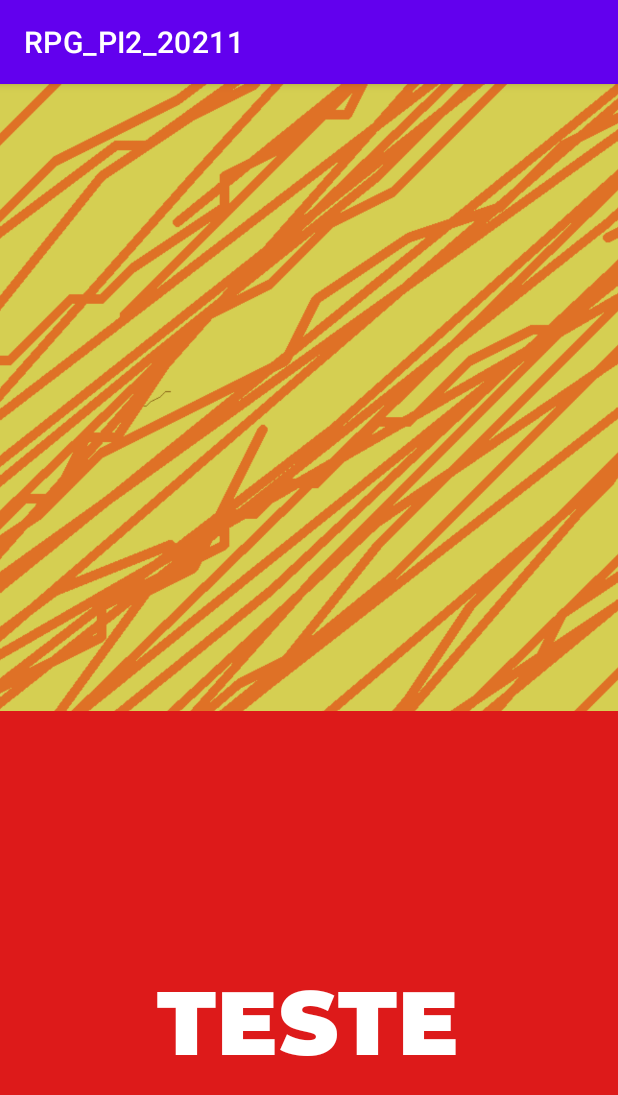
After one commit to ricardolew/IESB_PI2_2021_1, an Android app: the fragment OnboardingFirstFragment shown on its own in the app's theme, on a phone screen of 412 x 824 dp. The commit adds this screen. Shown: the top 1095 px of the screen. Run offline under Robolectric (Android 15) with nearby library versions, the phone set to English and light mode, and no system bars.

Commit message:
teste onboarding

```diff
--- a/app/build.gradle
+++ b/app/build.gradle
@@ -3,6 +3,7 @@ plugins {
     id 'kotlin-android'
     id 'kotlin-android-extensions'
     id 'com.google.gms.google-services'
+
 }
 
 android {
@@ -50,4 +51,5 @@ dependencies {
     testImplementation 'junit:junit:4.+'
     androidTestImplementation 'androidx.test.ext:junit:1.1.2'
     androidTestImplementation 'androidx.test.espresso:espresso-core:3.3.0'
+
 }
--- /dev/null
+++ b/app/src/main/java/br/iesb/mobile/rpg_pi2_20211/ui/fragment/onboarding/screen/OnboardingFirstFragment.kt
@@ -0,0 +1,23 @@
+package br.iesb.mobile.rpg_pi2_20211.ui.fragment.onboarding.screen
+
+import android.os.Bundle
+import androidx.fragment.app.Fragment
+import android.view.LayoutInflater
+import android.view.View
+import android.view.ViewGroup
+import br.iesb.mobile.rpg_pi2_20211.R
+
+
+class OnboardingFirstFragment : Fragment() {
+
+
+    override fun onCreateView(
+        inflater: LayoutInflater, container: ViewGroup?,
+        savedInstanceState: Bundle?
+    ): View? {
+        // Inflate the layout for this fragment
+        return inflater.inflate(R.layout.fragment_onboarding_first, container, false)
+    }
+
+
+}
--- a/app/src/main/res/layout/fragment_cadastro.xml
+++ b/app/src/main/res/layout/fragment_cadastro.xml
@@ -60,6 +60,7 @@
 
     <Button
         android:id="@+id/btCadastroConfirma"
+        style="?primaryButtonStyle"
         android:layout_width="0dp"
         android:layout_height="wrap_content"
         android:layout_marginStart="32dp"
--- /dev/null
+++ b/app/src/main/res/layout/fragment_onboarding_first.xml
@@ -0,0 +1,44 @@
+<?xml version="1.0" encoding="utf-8"?>
+<androidx.constraintlayout.widget.ConstraintLayout xmlns:android="http://schemas.android.com/apk/res/android"
+    xmlns:app="http://schemas.android.com/apk/res-auto"
+    xmlns:tools="http://schemas.android.com/tools"
+    android:layout_width="match_parent"
+    android:layout_height="match_parent"
+    tools:context=".ui.fragment.onboarding.screen.OnboardingFirstFragment" >
+
+    <ImageView
+        android:id="@+id/ivTeste"
+        android:layout_width="0dp"
+        android:layout_height="0dp"
+        android:scaleType="centerCrop"
+        android:src="@drawable/background"
+        app:layout_constraintBottom_toBottomOf="parent"
+        app:layout_constraintEnd_toEndOf="parent"
+        app:layout_constraintHorizontal_bias="0.0"
+        app:layout_constraintStart_toStartOf="parent"
+        app:layout_constraintTop_toTopOf="parent"
+        app:layout_constraintVertical_bias="1.0" />
+
+    <View
+        android:id="@+id/view"
+        android:layout_width="0dp"
+        android:layout_height="350dp"
+        android:background="#DD1A1A"
+        app:layout_constraintBottom_toBottomOf="parent"
+        app:layout_constraintEnd_toEndOf="parent"
+        app:layout_constraintHorizontal_bias="1.0"
+        app:layout_constraintStart_toStartOf="parent" />
+
+    <TextView
+        android:id="@+id/tvTitle"
+        style="@style/Widget.Title"
+        android:layout_width="wrap_content"
+        android:layout_height="99dp"
+        android:layout_marginBottom="88dp"
+        android:text="TESTE"
+        app:layout_constraintBottom_toBottomOf="parent"
+        app:layout_constraintEnd_toEndOf="parent"
+        app:layout_constraintHorizontal_bias="0.497"
+        app:layout_constraintStart_toStartOf="parent" />
+
+</androidx.constraintlayout.widget.ConstraintLayout>
--- /dev/null
+++ b/app/src/main/res/values/attrs.xml
@@ -0,0 +1,6 @@
+<?xml version="1.0" encoding="utf-8"?>
+<resources>
+
+    <attr format="reference" name="titlestyle"/>
+
+</resources>
--- a/app/src/main/res/values/colors.xml
+++ b/app/src/main/res/values/colors.xml
@@ -7,4 +7,6 @@
     <color name="teal_700">#FF018786</color>
     <color name="black">#FF000000</color>
     <color name="white">#FFFFFFFF</color>
+    <color name="Yellowbutton">#C69C72</color>
+
 </resources>
--- /dev/null
+++ b/app/src/main/res/values/styles.xml
@@ -0,0 +1,22 @@
+<?xml version="1.0" encoding="utf-8"?>
+<resources>
+
+    <style name="Widget.MaterialComponents.Button.OutlinedButton.PrimaryButton">
+        <item name="cornerRadius">8dp</item>
+        <item name="android:paddingTop">16dp</item>
+        <item name="android:paddingBottom">16dp</item>
+        <item name="android:textColor">?attr/colorOnPrimary</item>
+        <item name="backgroundTint">?attr/colorSecondary</item>
+        <item name="strokeColor">?attr/colorSecondary</item>
+        <item name="rippleColor">?attr/colorPrimary</item>
+    </style>
+
+    <style name="Widget.Title" parent="Widget.AppCompat.TextView">
+
+        <item name="android:textColor">#ffffff</item>
+        <item name="android:textAppearance">@style/TituloApp</item>
+
+    </style>
+
+
+</resources>
--- a/app/src/main/res/values/themes.xml
+++ b/app/src/main/res/values/themes.xml
@@ -12,5 +12,7 @@
         <!-- Status bar color. -->
         <item name="android:statusBarColor" tools:targetApi="l">?attr/colorPrimaryVariant</item>
         <!-- Customize your theme here. -->
+
+        <item name="titlestyle">@style/Widget.Title</item>
     </style>
 </resources>
--- /dev/null
+++ b/app/src/main/res/values/type.xml
@@ -0,0 +1,14 @@
+<?xml version="1.0" encoding="utf-8"?>
+<resources>
+
+    <style name="TituloApp">
+        <item name="android:textStyle">normal</item>
+        <item name="fontFamily">@font/montserrat</item>
+        <item name="android:fontFamily">@font/montserrat</item>
+        <item name="android:letterSpacing">0.01</item>
+        <item name="android:textSize">60dp</item>
+        <item name="android:textAllCaps">false</item>
+        <item name="android:textAlignment">center</item>
+    </style>
+
+</resources>
```
Also changed, not shown: app/src/main/java/br/iesb/mobile/rpg_pi2_20211/ui/fragment/onboarding/OnboardingFragment.kt (added, +29 -0 lines), app/src/main/res/layout/fragment_onboarding.xml (added, +43 -0 lines), app/src/main/res/drawable/background.png (added), app/src/main/res/font/montserrat.ttf (added).
